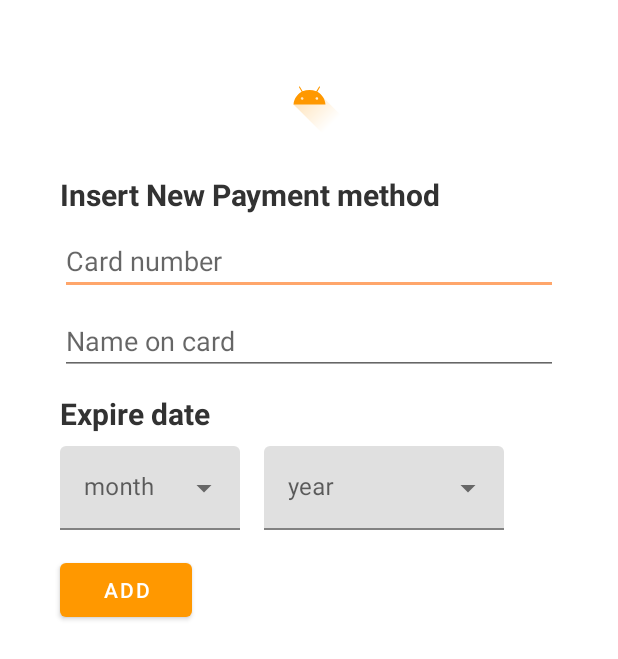
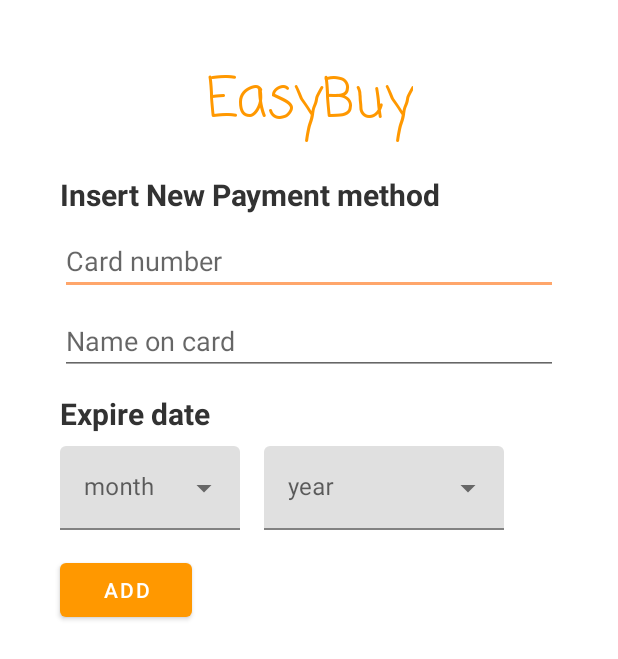
Before and after one commit to MizuNoMashu/HCI_Project, an Android app: the fragment paymentFragment shown on its own in the app's theme, on a phone screen of 412 x 824 dp. Shown: the top 659 px of the screen. Run offline under Robolectric (Android 15) with nearby library versions, the phone set to English and light mode, and no system bars; 1 statement that could not run was skipped.

Commit message:
change colors and fix

```diff
--- a/app/src/main/res/layout/activity_main.xml
+++ b/app/src/main/res/layout/activity_main.xml
@@ -6,16 +6,18 @@
     xmlns:tools="http://schemas.android.com/tools"
     android:orientation="vertical"
     >
+
     <com.google.android.material.appbar.MaterialToolbar
         android:id="@+id/topAppBar"
+        style="@style/Widget.MaterialComponents.Toolbar.Primary"
         android:layout_width="match_parent"
         android:layout_height="?attr/actionBarSize"
-        app:title="EasyBuy"
+        android:background="#303F9F"
+        android:statusBarColor="?color3"
         app:menu="@menu/top_app_bar"
         app:navigationIcon="@drawable/back_img"
         app:navigationIconTint="?colorOnPrimary"
-        style="@style/Widget.MaterialComponents.Toolbar.Primary"
-        />
+        app:title="EasyBuy" />
 
 
     <fragment
--- a/app/src/main/res/layout/fragment_payment.xml
+++ b/app/src/main/res/layout/fragment_payment.xml
@@ -15,11 +15,16 @@
     android:paddingBottom="16dp"
     tools:context=".payment.paymentFragment">
 
-    <ImageView
+    <TextView
         android:id="@+id/logo"
-        android:layout_width="50dp"
-        android:layout_height="50dp"
+        android:layout_width="wrap_content"
+        android:layout_height="wrap_content"
         android:layout_marginTop="24dp"
+        android:fontFamily="casual"
+        android:text="EasyBuy"
+        android:textAlignment="center"
+        android:textColor="?colorPrimary"
+        android:textSize="36sp"
         app:layout_constraintEnd_toEndOf="parent"
         app:layout_constraintStart_toStartOf="parent"
         app:layout_constraintTop_toTopOf="parent"
--- a/app/src/main/res/values/themes.xml
+++ b/app/src/main/res/values/themes.xml
@@ -1,9 +1,11 @@
 <resources xmlns:tools="http://schemas.android.com/tools">
+    <attr name="color3" format="reference|color" />
+    <attr name="color3dark" format="reference|color" />
     <!-- Base application theme. -->
     <style name="Theme.HCI" parent="Theme.MaterialComponents.Light.NoActionBar">
         <!-- Primary brand color. -->
         <item name="colorPrimary">#FF9800</item>
-        <item name="colorPrimaryVariant">#FF5722</item>
+        <item name="colorPrimaryVariant">#202C77</item>
         <item name="colorOnPrimary">@color/white</item>
         <!-- Secondary brand color. -->
         <item name="colorSecondary">#FFA66B</item>
@@ -12,6 +14,8 @@
         <!-- Status bar color. -->
         <item name="android:statusBarColor" tools:targetApi="l">?attr/colorPrimaryVariant</item>
         <!-- Customize your theme here. -->
+        <item name="color3">#303F9F</item>
+        <item name="color3dark">#FF5722</item>
     </style>
 
     <style name="ShapeAppearanceOverlay.MyApp.MaterialCardView" parent="">
```
